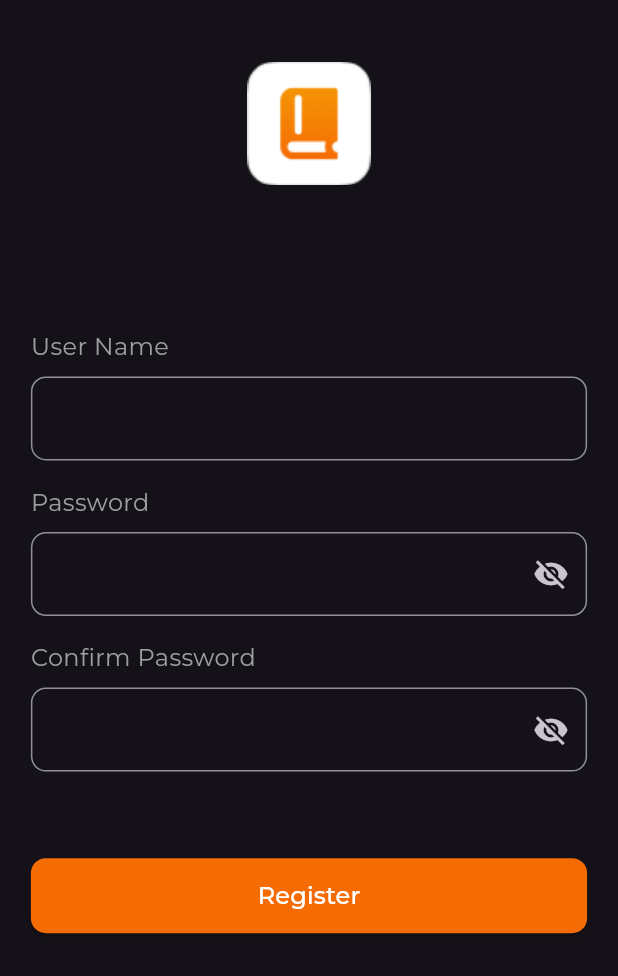
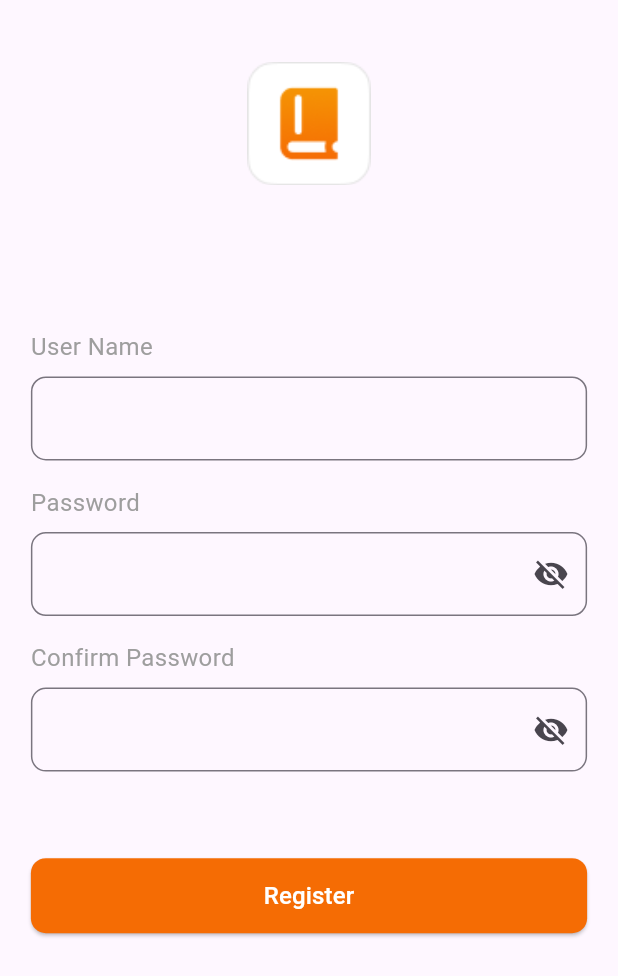
Before and after one commit to vishnu-Thottathil96/lib-manage, a Flutter app: the screen it shows after launch, on a phone screen of 412 x 824 dp. Shown: the top 976 px of the screen. Run offline on Flutter 3.47's test engine with Material 3 defaults, Android fonts, the phone set to English and light mode, and no system bars; our stand-ins replace flutter_secure_storage, go_router, google_fonts, hexcolor, jwt_decoder, shared_preferences and 1 more.

Commit message:
removed hardcoded theme from main

```diff
--- a/lib/main.dart
+++ b/lib/main.dart
@@ -1,7 +1,4 @@
 import 'package:assesment_elt/config/app_router.dart';
-import 'package:assesment_elt/config/app_theme.dart';
-import 'package:assesment_elt/features/Splash/screens/splash_screen.dart';
-import 'package:assesment_elt/features/books/screens/book_details.dart';
 import 'package:flutter/material.dart';
 
 void main() {
@@ -16,11 +13,10 @@ class MyApp extends StatelessWidget {
     return MaterialApp.router(
       routerConfig: AppRouter().router,
       title: 'Flutter Demo',
-      theme: AppTheme.darkTheme,
-      // theme: ThemeData(
-      //   colorScheme: ColorScheme.fromSeed(seedColor: Colors.deepPurple),
-      //   useMaterial3: true,
-      // ),
+      theme: ThemeData(
+        colorScheme: ColorScheme.fromSeed(seedColor: Colors.deepPurple),
+        useMaterial3: true,
+      ),
     );
   }
 }
```
